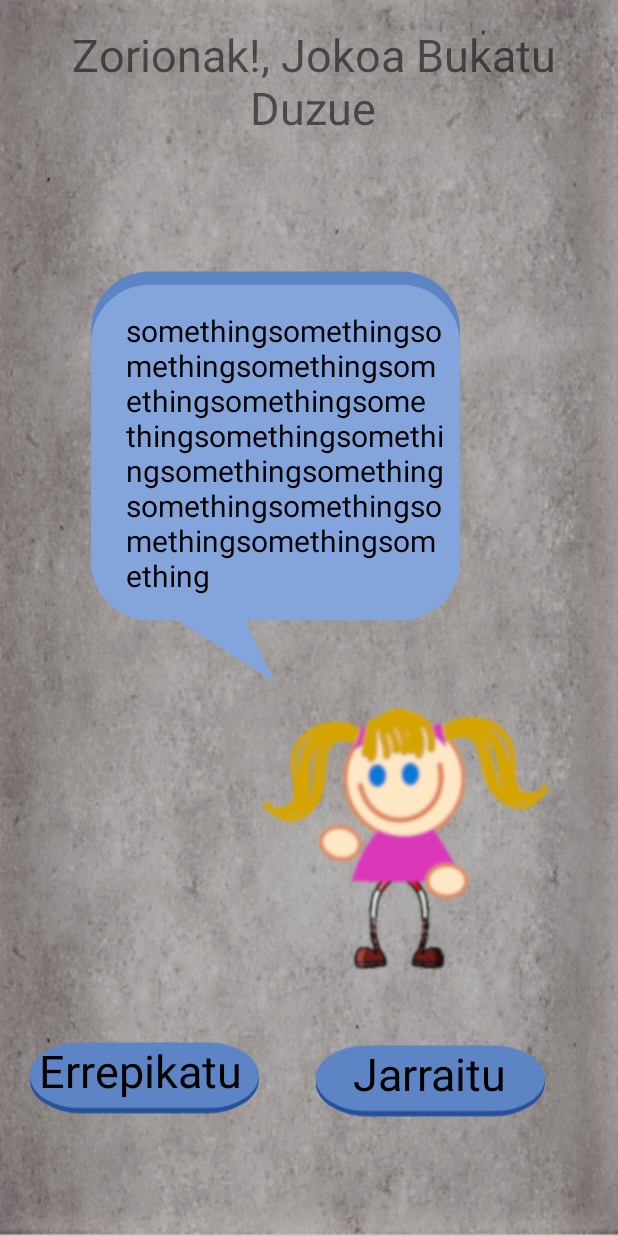
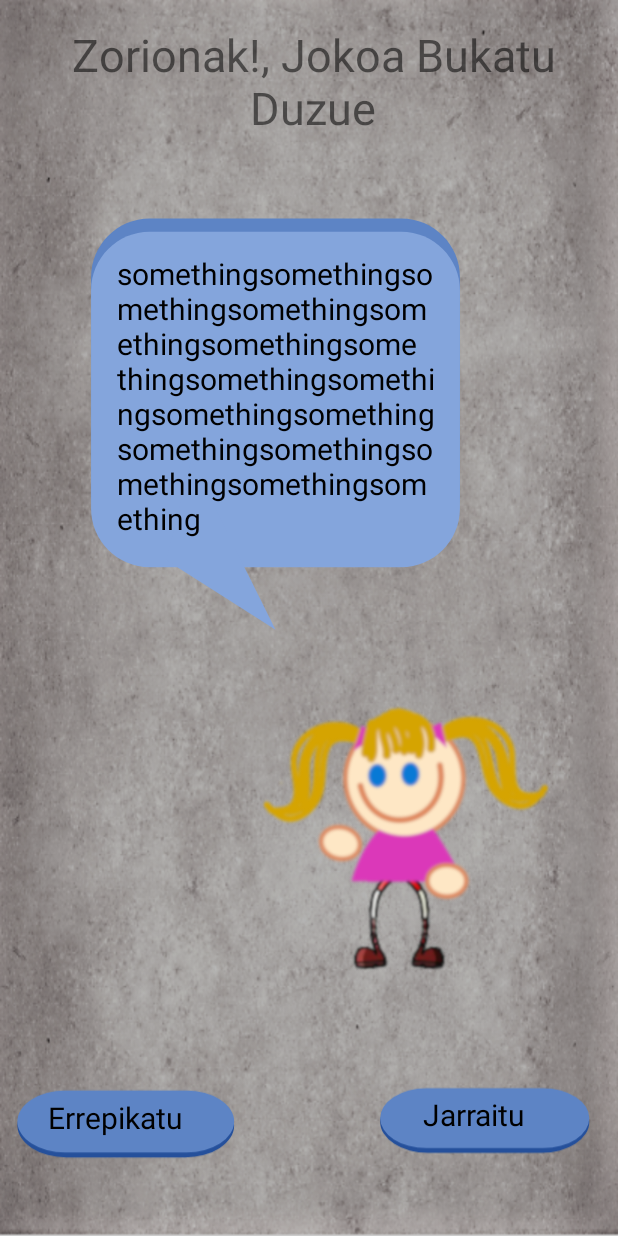
Before and after one commit to Diaz091/Try, an Android app: the FinFuentes screen opened directly, with no data from a screen before it, on a phone screen of 412 x 824 dp. Run offline under Robolectric (Android 15) with nearby library versions, the phone set to English and light mode, and no system bars.

Commit message:
New Things

```diff
--- a/app/src/main/AndroidManifest.xml
+++ b/app/src/main/AndroidManifest.xml
@@ -23,7 +23,8 @@
         android:roundIcon="@mipmap/ic_launcher_round"
         android:supportsRtl="true"
         android:theme="@style/AppTheme">
-        <activity android:name=".FinFuentes"></activity>
+        <activity android:name=".Urmaela"></activity>
+        <activity android:name=".FinFuentes" />
         <activity android:name=".Fuentes">
             <intent-filter>
                 <action android:name="android.intent.action.MAIN" />
@@ -35,7 +36,7 @@
         <activity android:name=".Ruta" />
         <activity android:name=".LamuzaParkeaIngurua" />
         <activity android:name=".HorarioActivity" />
-        <activity android:name=".Katuxa"></activity>
+        <activity android:name=".Katuxa" />
         <activity android:name=".Lorategia" />
         <!--
              The API key for Google Maps-based APIs is defined as a string resource.
--- a/app/src/main/java/com/example/dm2/atry/FinFuentes.java
+++ b/app/src/main/java/com/example/dm2/atry/FinFuentes.java
@@ -1,15 +1,59 @@
 package com.example.dm2.atry;
 
+import android.content.Intent;
+import android.media.MediaPlayer;
 import android.os.Bundle;
 import android.support.v7.app.AppCompatActivity;
+import android.view.View;
 import android.view.WindowManager;
+import android.widget.ImageView;
 
 public class FinFuentes extends AppCompatActivity {
+
+    private MediaPlayer arantza21;
+    private boolean repitiendo = false;
+    private ImageView jarraitu , repetir;
 
     @Override
     protected void onCreate( Bundle savedInstanceState ) {
         super.onCreate( savedInstanceState );
         setContentView( R.layout.activity_fin_fuentes );
         getWindow().setFlags( WindowManager.LayoutParams.FLAG_FULLSCREEN, WindowManager.LayoutParams.FLAG_FULLSCREEN);
+        arantza21 = MediaPlayer.create( this , R.raw.arantza21 );
+
+        if(!repitiendo) {
+            arantza21.start();
+        }
+
+        jarraitu = findViewById( R.id.jarraitu );
+        jarraitu.setOnClickListener( new View.OnClickListener() {
+            @Override
+            public void onClick( View v ) {
+                continuar( );
+            }
+        });
+
+        repetir = findViewById( R.id.errepikatu );
+        repetir.setOnClickListener( new View.OnClickListener() {
+            @Override
+            public void onClick( View v ) {
+                repetir( );
+            }
+        });
+
+
+    }
+
+    public void continuar(  ) {
+        Intent lamuza = new Intent( FinFuentes.this, Urmaela.class );
+        startActivity( lamuza );
+        finish();
+    }
+
+    public void repetir( ) {
+        Intent juego = new Intent( FinFuentes.this, Fuentes.class );
+        startActivity( juego );
+        finish();
+        repitiendo = true;
     }
 }
--- a/app/src/main/java/com/example/dm2/atry/FinJuego.java
+++ b/app/src/main/java/com/example/dm2/atry/FinJuego.java
@@ -27,6 +27,8 @@ public class FinJuego extends AppCompatActivity {
                 continuar( );
             }
         } );
+
+
         repetir = findViewById( R.id.errepikatu );
         repetir.setOnClickListener( new View.OnClickListener() {
             @Override
--- a/app/src/main/res/layout/activity_fin_fuentes.xml
+++ b/app/src/main/res/layout/activity_fin_fuentes.xml
@@ -31,8 +31,8 @@
 
         <ImageView
             android:id="@+id/jarraitu"
-            android:layout_width="160dp"
-            android:layout_height="97dp"
+            android:layout_width="146dp"
+            android:layout_height="86dp"
             android:layout_alignParentEnd="true"
             android:layout_alignParentRight="true"
             android:layout_alignParentBottom="true"
@@ -43,14 +43,14 @@
             android:src="@drawable/ic_btn2"
             app:layout_constraintBottom_toBottomOf="parent"
             app:layout_constraintEnd_toEndOf="parent"
-            app:layout_constraintHorizontal_bias="0.842"
+            app:layout_constraintHorizontal_bias="0.969"
             app:layout_constraintStart_toStartOf="parent"
             app:layout_constraintTop_toTopOf="parent"
-            app:layout_constraintVertical_bias="0.935" />
+            app:layout_constraintVertical_bias="0.965" />
 
         <TextView
-            android:layout_width="wrap_content"
-            android:layout_height="wrap_content"
+            android:layout_width="85dp"
+            android:layout_height="37dp"
             android:layout_alignParentEnd="true"
             android:layout_alignParentRight="true"
             android:layout_alignParentBottom="true"
@@ -60,13 +60,13 @@
             android:layout_marginBottom="8dp"
             android:text="@string/seguir"
             android:textColor="@color/negro"
-            android:textSize="30dp"
+            android:textSize="20dp"
             app:layout_constraintBottom_toBottomOf="parent"
             app:layout_constraintEnd_toEndOf="parent"
-            app:layout_constraintHorizontal_bias="0.774"
+            app:layout_constraintHorizontal_bias="0.883"
             app:layout_constraintStart_toStartOf="parent"
             app:layout_constraintTop_toTopOf="parent"
-            app:layout_constraintVertical_bias="0.896" />
+            app:layout_constraintVertical_bias="0.936" />
 
     </android.support.constraint.ConstraintLayout>
 
@@ -77,8 +77,8 @@
 
         <ImageView
             android:id="@+id/errepikatu"
-            android:layout_width="160dp"
-            android:layout_height="97dp"
+            android:layout_width="151dp"
+            android:layout_height="88dp"
             android:layout_alignParentEnd="true"
             android:layout_alignParentRight="true"
             android:layout_alignParentBottom="true"
@@ -89,14 +89,14 @@
             android:src="@drawable/ic_btn2"
             app:layout_constraintBottom_toBottomOf="parent"
             app:layout_constraintEnd_toEndOf="parent"
-            app:layout_constraintHorizontal_bias="0.034"
+            app:layout_constraintHorizontal_bias="0.0"
             app:layout_constraintStart_toStartOf="parent"
             app:layout_constraintTop_toTopOf="parent"
-            app:layout_constraintVertical_bias="0.932" />
+            app:layout_constraintVertical_bias="0.969" />
 
         <TextView
-            android:layout_width="wrap_content"
-            android:layout_height="wrap_content"
+            android:layout_width="106dp"
+            android:layout_height="37dp"
             android:layout_alignParentEnd="true"
             android:layout_alignParentRight="true"
             android:layout_alignParentBottom="true"
@@ -106,13 +106,13 @@
             android:layout_marginBottom="8dp"
             android:text="@string/repetir"
             android:textColor="@color/negro"
-            android:textSize="30dp"
+            android:textSize="20dp"
             app:layout_constraintBottom_toBottomOf="parent"
             app:layout_constraintEnd_toEndOf="parent"
-            app:layout_constraintHorizontal_bias="0.069"
+            app:layout_constraintHorizontal_bias="0.083"
             app:layout_constraintStart_toStartOf="parent"
             app:layout_constraintTop_toTopOf="parent"
-            app:layout_constraintVertical_bias="0.893" />
+            app:layout_constraintVertical_bias="0.939" />
 
     </android.support.constraint.ConstraintLayout>
 
@@ -130,7 +130,7 @@
             app:layout_constraintHorizontal_bias="0.21"
             app:layout_constraintStart_toStartOf="parent"
             app:layout_constraintTop_toTopOf="parent"
-            app:layout_constraintVertical_bias="0.265" />
+            app:layout_constraintVertical_bias="0.19" />
 
         <TextView
             android:layout_width="214dp"
@@ -145,10 +145,10 @@
             android:textSize="20dp"
             app:layout_constraintBottom_toBottomOf="parent"
             app:layout_constraintEnd_toEndOf="parent"
-            app:layout_constraintHorizontal_bias="0.419"
+            app:layout_constraintHorizontal_bias="0.386"
             app:layout_constraintStart_toStartOf="parent"
             app:layout_constraintTop_toTopOf="parent"
-            app:layout_constraintVertical_bias="0.335" />
+            app:layout_constraintVertical_bias="0.271" />
 
     </android.support.constraint.ConstraintLayout>
 
```
Also changed, not shown: app/src/main/java/com/example/dm2/atry/Urmaela.java (added, +13 -0 lines), app/src/main/res/layout/activity_fin_juego.xml (+11 -9 lines), app/src/main/res/layout/activity_fuentes.xml (+17 -17 lines), app/src/main/res/layout/activity_urmaela.xml (added, +8 -0 lines).
